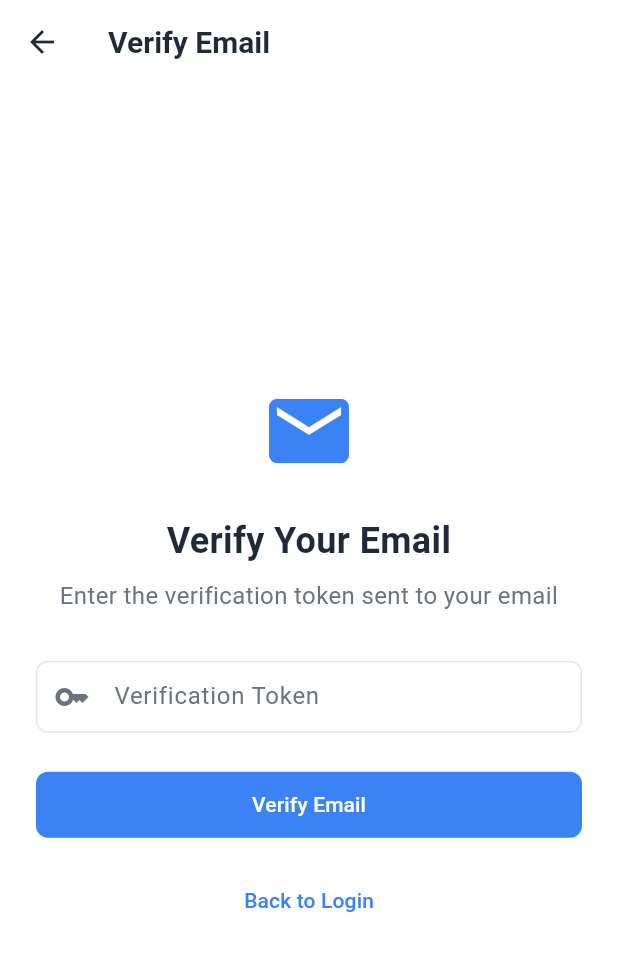
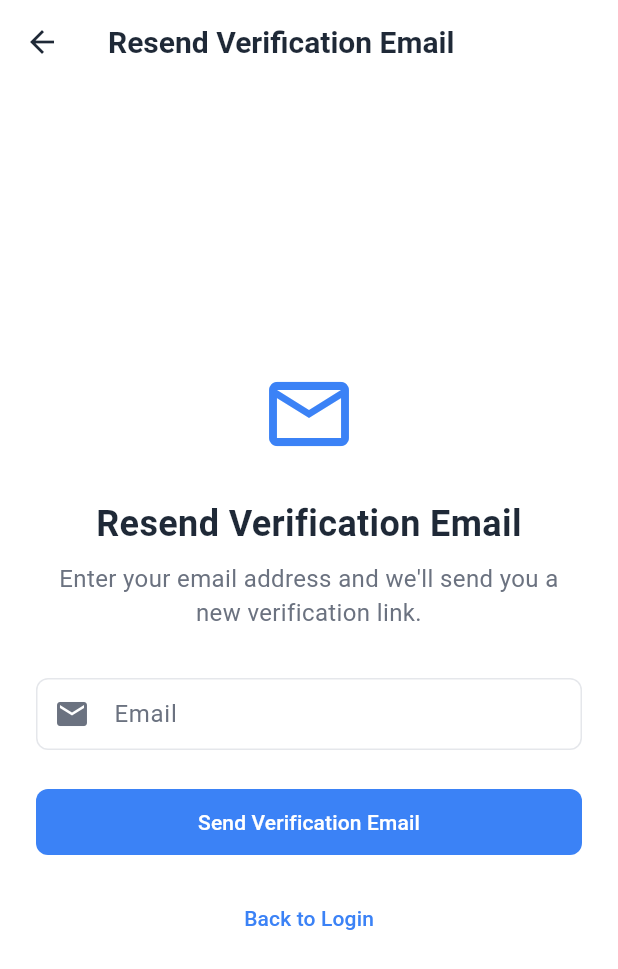
Before and after one commit to GafurCodes/healthlog, a Flutter app: the VerifyEmailScreen screen opened directly, on a phone screen of 412 x 824 dp. Shown: the top 969 px of the screen. Run offline on Flutter 3.47's test engine with Material 3 defaults, Android fonts, the phone set to English and light mode, and no system bars; our stand-ins replace shared_preferences; accounts and stored records are empty.

Commit message:
Fix mobile email verification setup

```diff
--- a/apps/mobile/lib/screens/verify_email_screen.dart
+++ b/apps/mobile/lib/screens/verify_email_screen.dart
@@ -13,16 +13,16 @@ class VerifyEmailScreen extends StatefulWidget {
 
 class _VerifyEmailScreenState extends State<VerifyEmailScreen> {
   final _formKey = GlobalKey<FormState>();
-  final _tokenController = TextEditingController();
+  final _emailController = TextEditingController();
   bool _showSuccess = false;
 
   @override
   void dispose() {
-    _tokenController.dispose();
+    _emailController.dispose();
     super.dispose();
   }
 
-  Future<void> _handleVerify() async {
+  Future<void> _handleResendEmail() async {
     if (!_formKey.currentState!.validate()) {
       return;
     }
@@ -30,8 +30,8 @@ class _VerifyEmailScreenState extends State<VerifyEmailScreen> {
     final authProvider = Provider.of<AuthProvider>(context, listen: false);
 
     try {
-      await authProvider.verifyEmail(
-        token: _tokenController.text.trim(),
+      await authProvider.resendVerificationEmail(
+        email: _emailController.text.trim(),
       );
 
       if (mounted) {
@@ -43,7 +43,7 @@ class _VerifyEmailScreenState extends State<VerifyEmailScreen> {
       if (mounted) {
         ScaffoldMessenger.of(context).showSnackBar(
           SnackBar(
-            content: Text(authProvider.error ?? 'Verification failed'),
+            content: Text(authProvider.error ?? 'Failed to send verification email'),
             backgroundColor: AppTheme.danger,
           ),
         );
@@ -65,13 +65,13 @@ class _VerifyEmailScreenState extends State<VerifyEmailScreen> {
                 mainAxisAlignment: MainAxisAlignment.center,
                 children: [
                   const Icon(
-                    Icons.check_circle,
+                    Icons.mark_email_read,
                     color: Colors.green,
                     size: 64,
                   ),
                   const SizedBox(height: 24),
                   const Text(
-                    'Email Verified!',
+                    'Verification Email Sent!',
                     style: TextStyle(
                       fontSize: 24,
                       fontWeight: FontWeight.bold,
@@ -80,7 +80,7 @@ class _VerifyEmailScreenState extends State<VerifyEmailScreen> {
                   ),
                   const SizedBox(height: 16),
                   const Text(
-                    'Your email has been successfully verified.',
+                    'Please check your email inbox and click the verification link to verify your account.',
                     style: TextStyle(
                       fontSize: 16,
                       color: AppTheme.textLight,
@@ -99,6 +99,18 @@ class _VerifyEmailScreenState extends State<VerifyEmailScreen> {
                     },
                     child: const Text('Go to Login'),
                   ),
+                  const SizedBox(height: 16),
+                  TextButton(
+                    onPressed: () {
+                      setState(() {
+                        _showSuccess = false;
+                      });
+                    },
+                    child: const Text(
+                      'Resend Email',
+                      style: TextStyle(fontSize: 14),
+                    ),
+                  ),
                 ],
               ),
             ),
@@ -109,7 +121,7 @@ class _VerifyEmailScreenState extends State<VerifyEmailScreen> {
 
     return Scaffold(
       appBar: AppBar(
-        title: const Text('Verify Email'),
+        title: const Text('Resend Verification Email'),
       ),
       body: SafeArea(
         child: Center(
@@ -122,13 +134,13 @@ class _VerifyEmailScreenState extends State<VerifyEmailScreen> {
                 crossAxisAlignment: CrossAxisAlignment.stretch,
                 children: [
                   const Icon(
-                    Icons.email,
+                    Icons.email_outlined,
                     size: 64,
                     color: AppTheme.primary,
                   ),
                   const SizedBox(height: 24),
                   const Text(
-                    'Verify Your Email',
+                    'Resend Verification Email',
                     style: TextStyle(
                       fontSize: 24,
                       fontWeight: FontWeight.bold,
@@ -138,7 +150,7 @@ class _VerifyEmailScreenState extends State<VerifyEmailScreen> {
                   ),
                   const SizedBox(height: 8),
                   const Text(
-                    'Enter the verification token sent to your email',
+                    'Enter your email address and we\'ll send you a new verification link.',
                     style: TextStyle(
                       fontSize: 16,
                       color: AppTheme.textLight,
@@ -147,22 +159,26 @@ class _VerifyEmailScreenState extends State<VerifyEmailScreen> {
                   ),
                   const SizedBox(height: 32),
                   TextFormField(
-                    controller: _tokenController,
+                    controller: _emailController,
+                    keyboardType: TextInputType.emailAddress,
                     decoration: const InputDecoration(
-                      labelText: 'Verification Token',
-                      prefixIcon: Icon(Icons.key),
-                      hintText: 'Enter token from email',
+                      labelText: 'Email',
+                      prefixIcon: Icon(Icons.email),
+                      hintText: 'Enter your email address',
                     ),
                     validator: (value) {
                       if (value == null || value.isEmpty) {
-                        return 'Please enter the verification token';
+                        return 'Please enter your email';
+                      }
+                      if (!value.contains('@')) {
+                        return 'Please enter a valid email';
                       }
                       return null;
                     },
                   ),
                   const SizedBox(height: 24),
                   ElevatedButton(
-                    onPressed: authProvider.isLoading ? null : _handleVerify,
+                    onPressed: authProvider.isLoading ? null : _handleResendEmail,
                     child: authProvider.isLoading
                         ? const SizedBox(
                             height: 20,
@@ -173,7 +189,7 @@ class _VerifyEmailScreenState extends State<VerifyEmailScreen> {
                                   AlwaysStoppedAnimation<Color>(Colors.white),
                             ),
                           )
-                        : const Text('Verify Email'),
+                        : const Text('Send Verification Email'),
                   ),
                   const SizedBox(height: 16),
                   TextButton(
--- a/apps/mobile/lib/services/api_service.dart
+++ b/apps/mobile/lib/services/api_service.dart
@@ -143,6 +143,26 @@ class ApiService {
       );
     }
   }
+
+  static Future<Map<String, dynamic>> resendVerificationEmail({
+    required String email,
+  }) async {
+    final response = await _request(
+      'POST',
+      '/auth/resend-verification-email',
+      body: {'email': email},
+    );
+
+    if (response.statusCode == 200) {
+      return jsonDecode(response.body);
+    } else {
+      final error = jsonDecode(response.body);
+      throw ApiException(
+        message: error['message'] ?? 'Failed to resend verification email',
+        statusCode: response.statusCode,
+      );
+    }
+  }
 }
 
 class ApiException implements Exception {
```
Also changed, not shown: apps/mobile/lib/providers/auth_provider.dart (+18 -0 lines), 4 other files.
